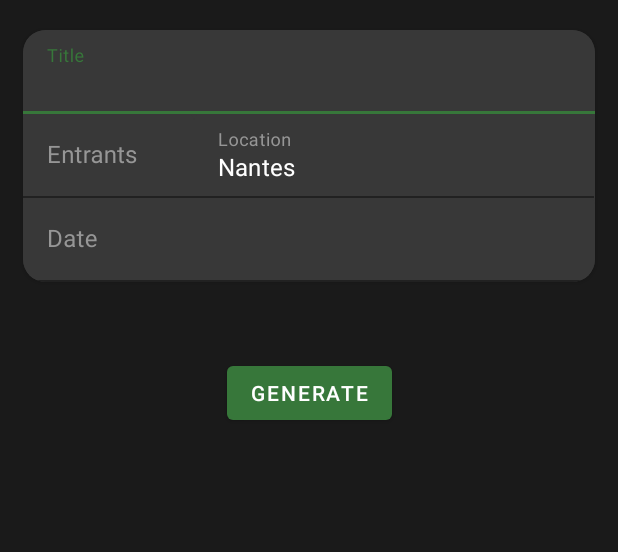
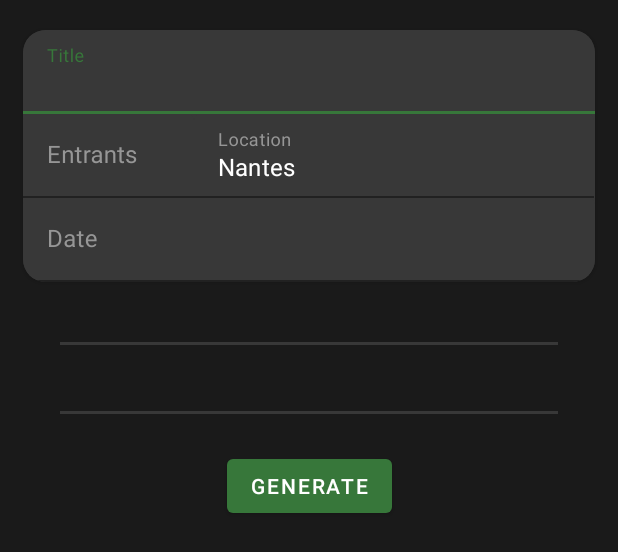
Before and after one commit to ElouanT/GraphMaker, an Android app: the layout activity_graph_form.xml on its own in the app's theme, with its tools: preview values and no code run, on a phone screen of 412 x 824 dp. Shown: the top 552 px of the screen. Run offline under Robolectric (Android 15) with nearby library versions, the phone set to English and light mode, and no system bars.

Commit message:
fix : modifications layout form

```diff
--- a/app/src/main/java/com/ovdr/graphmaker/views/GraphFormActivity.kt
+++ b/app/src/main/java/com/ovdr/graphmaker/views/GraphFormActivity.kt
@@ -34,7 +34,7 @@ class GraphFormActivity : AppCompatActivity() {
         val playerList = findViewById<LinearLayout>(R.id.form_player_list)
 
         for (i in 1..8) {
-            val playerCard = PlayerCard(this)
+            val playerCard = PlayerCard(this, i)
             val player: Player? = intent.serializable("player$i")
             if (player !== null) {
                 println(player.pseudo)
--- a/app/src/main/java/com/ovdr/graphmaker/views/SaveGraphActivity.kt
+++ b/app/src/main/java/com/ovdr/graphmaker/views/SaveGraphActivity.kt
@@ -98,11 +98,11 @@ class SaveGraphActivity : AppCompatActivity() {
         )
         val uri = contentResolver.insert(images, contentValues)
         try {
-            val bitmapDrawable = graph!!.getBackground() as BitmapDrawable
+            val bitmapDrawable = graph!!.background as BitmapDrawable
             val bitmap = bitmapDrawable.bitmap
             val outputStream = contentResolver.openOutputStream(Objects.requireNonNull(uri)!!)
             bitmap.compress(Bitmap.CompressFormat.JPEG, 100, outputStream)
-            Toast.makeText(this, R.string.image_save, Toast.LENGTH_SHORT).show()
+            Toast.makeText(this, R.string.save_success, Toast.LENGTH_SHORT).show()
         } catch (e: Exception) {
             Toast.makeText(this, R.string.save_error, Toast.LENGTH_SHORT)
                 .show()
--- a/app/src/main/res/layout/activity_graph_form.xml
+++ b/app/src/main/res/layout/activity_graph_form.xml
@@ -16,7 +16,7 @@
             android:layout_height="match_parent"
             android:layout_marginHorizontal="15dp"
             android:layout_marginTop="20dp"
-            android:layout_marginBottom="50dp"
+            android:layout_marginBottom="40dp"
             app:cardBackgroundColor="@color/grey_200"
             app:cardCornerRadius="15dp">
 
@@ -103,20 +103,35 @@
 
         </androidx.cardview.widget.CardView>
 
+        <View
+            android:layout_width="match_parent"
+            android:layout_height="2dp"
+            android:layout_marginHorizontal="40dp"
+            android:background="@color/grey_200" />
+
         <LinearLayout
             android:id="@+id/form_player_list"
             android:layout_width="match_parent"
             android:layout_height="wrap_content"
+            android:layout_marginTop="20dp"
             android:orientation="vertical"/>
+
+        <View
+            android:layout_width="match_parent"
+            android:layout_height="2dp"
+            android:layout_marginHorizontal="40dp"
+            android:layout_marginTop="24dp"
+            android:background="@color/grey_200" />
 
         <androidx.constraintlayout.widget.ConstraintLayout
             android:layout_width="match_parent"
-            android:layout_height="200dp">
+            android:layout_height="300dp">
 
             <Button
                 android:id="@+id/form_button_generate"
                 android:layout_width="wrap_content"
                 android:layout_height="wrap_content"
+                android:layout_marginTop="24dp"
                 android:text="@string/graph_generate"
                 app:layout_constraintEnd_toEndOf="parent"
                 app:layout_constraintStart_toStartOf="parent"
```
Also changed, not shown: app/src/main/java/com/ovdr/graphmaker/views/PlayerCard.kt (+11 -1 lines), app/src/main/res/layout/player_card.xml (+13 -4 lines), app/src/main/res/values/colors.xml (+9 -0 lines).
